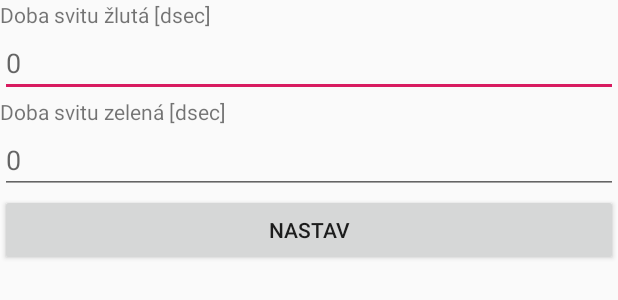
After one commit to vojtahaj/CTApplication, an Android app: the layout fragment_setting.xml on its own in the app's theme, with its tools: preview values and no code run, on a phone screen of 412 x 824 dp. The commit adds this screen. Shown: the top 300 px of the screen. Run offline under Robolectric (Android 15) with nearby library versions, the light colour scheme and no system bars.

Commit message:
Priprava Fragmentu
vytvoreni layoutu pro fragmenty, nejsou implementovany
v class Fragment

```diff
--- /dev/null
+++ b/app/src/main/java/umte/fim/uhk/cz/ctapplication/fragments/MonitorFragment.java
@@ -0,0 +1,6 @@
+package umte.fim.uhk.cz.ctapplication.fragments;
+
+import android.support.v4.app.Fragment;
+
+public class MonitorFragment extends Fragment {
+}
--- /dev/null
+++ b/app/src/main/java/umte/fim/uhk/cz/ctapplication/fragments/SettingFragment.java
@@ -0,0 +1,6 @@
+package umte.fim.uhk.cz.ctapplication.fragments;
+
+import android.support.v4.app.Fragment;
+
+public class SettingFragment extends Fragment {
+}
--- /dev/null
+++ b/app/src/main/java/umte/fim/uhk/cz/ctapplication/fragments/WeatherFragment.java
@@ -0,0 +1,6 @@
+package umte.fim.uhk.cz.ctapplication.fragments;
+
+import android.support.v4.app.Fragment;
+
+public class WeatherFragment extends Fragment {
+}
--- /dev/null
+++ b/app/src/main/java/umte/fim/uhk/cz/ctapplication/model/Light.java
@@ -0,0 +1,5 @@
+package umte.fim.uhk.cz.ctapplication.model;
+
+public class Light {
+    private boolean state;
+}
--- a/app/src/main/res/layout/content_ct.xml
+++ b/app/src/main/res/layout/content_ct.xml
@@ -7,5 +7,11 @@
     app:layout_behavior="@string/appbar_scrolling_view_behavior"
     tools:context=".CTActivity"
     tools:showIn="@layout/app_bar_ct">
+<FrameLayout
+    android:id="@+id/fragmentFrameLayout"
+    android:layout_width="match_parent"
+    android:layout_height="match_parent">
+
+</FrameLayout>
 
 </android.support.constraint.ConstraintLayout>
--- /dev/null
+++ b/app/src/main/res/layout/fragment_setting.xml
@@ -0,0 +1,35 @@
+<?xml version="1.0" encoding="utf-8"?>
+<LinearLayout xmlns:android="http://schemas.android.com/apk/res/android"
+    android:layout_width="match_parent"
+    android:layout_height="match_parent"
+    android:orientation="vertical">
+
+    <TextView
+        android:text="@string/textView_length_y"
+        android:layout_width="wrap_content"
+        android:layout_height="wrap_content" />
+
+    <EditText
+        android:id="@+id/delay_y"
+        android:layout_width="match_parent"
+        android:layout_height="wrap_content"
+        android:hint="0"/>
+    <TextView
+        android:text="@string/textView_length_g"
+        android:layout_width="wrap_content"
+        android:layout_height="wrap_content" />
+
+    <EditText
+        android:id="@+id/delay_g"
+        android:layout_width="match_parent"
+        android:layout_height="wrap_content"
+        android:hint="0"/>
+
+    <Button
+        android:id="@+id/btn_set_values"
+        android:layout_width="match_parent"
+        android:layout_height="wrap_content"
+        android:text="@string/btn_set_values" />
+
+
+</LinearLayout>
--- a/app/src/main/res/values/strings.xml
+++ b/app/src/main/res/values/strings.xml
@@ -23,4 +23,11 @@
     <string name="menu_light">Semafor</string>
     <string name="bad_IP_Format">špatný formát IP</string>
     <string name="bad_port">Port není číslo</string>
+    <string name="btn_clear">Smazat</string>
+    <string name="txt_temperature_from_Arduino">Teplota z Arduina</string>
+    <string name="txt_temperature_from_API">Očekávaná teplota</string>
+    <string name="btn_update">Aktualizovat</string>
+    <string name="textView_length_y">Doba svitu žlutá [dsec]</string>
+    <string name="textView_length_g">Doba svitu zelená [dsec]</string>
+    <string name="btn_set_values">Nastav</string>
 </resources>
```
Also changed, not shown: app/src/main/java/umte/fim/uhk/cz/ctapplication/CTActivity.java (+20 -3 lines), app/src/main/java/umte/fim/uhk/cz/ctapplication/model/ChristmasTree.java (added, +15 -0 lines), app/src/main/res/layout/app_bar_ct.xml (+0 -9 lines), app/src/main/res/layout/fragment_monitor.xml (added, +21 -0 lines), app/src/main/res/layout/fragment_weather.xml (added, +68 -0 lines).
